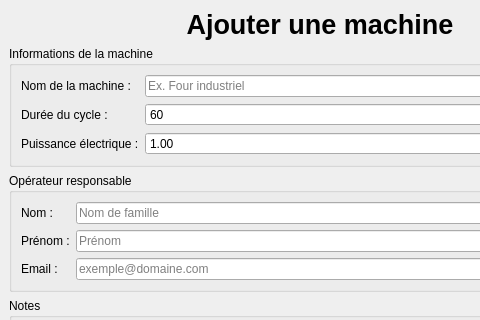
The window that add_machine.ui (JulianaMeiresonne/industrial_energy_optimizer) describes before a commit, drawn with Qt 5; both pictures show x 0 to 480 and y 0 to 320 of the 640 by 520 pixel window.
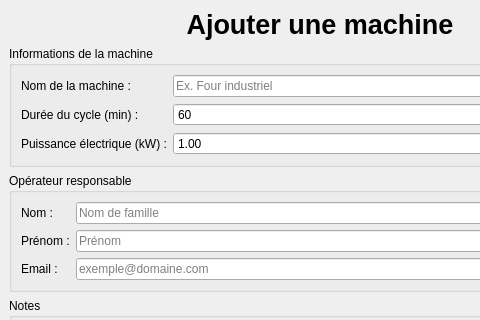
The same window after the commit.

```diff
--- a/add_machine.ui
+++ b/add_machine.ui
@@ -54,7 +54,7 @@
        <item row="1" column="0">
         <widget class="QLabel" name="labelCycleDuration">
          <property name="text">
-          <string>Durée du cycle :</string>
+          <string>Durée du cycle (min) :</string>
          </property>
         </widget>
        </item>
@@ -77,7 +77,7 @@
        <item row="2" column="0">
         <widget class="QLabel" name="labelElectricPower">
          <property name="text">
-          <string>Puissance électrique :</string>
+          <string>Puissance électrique (kW) :</string>
          </property>
         </widget>
        </item>
```
